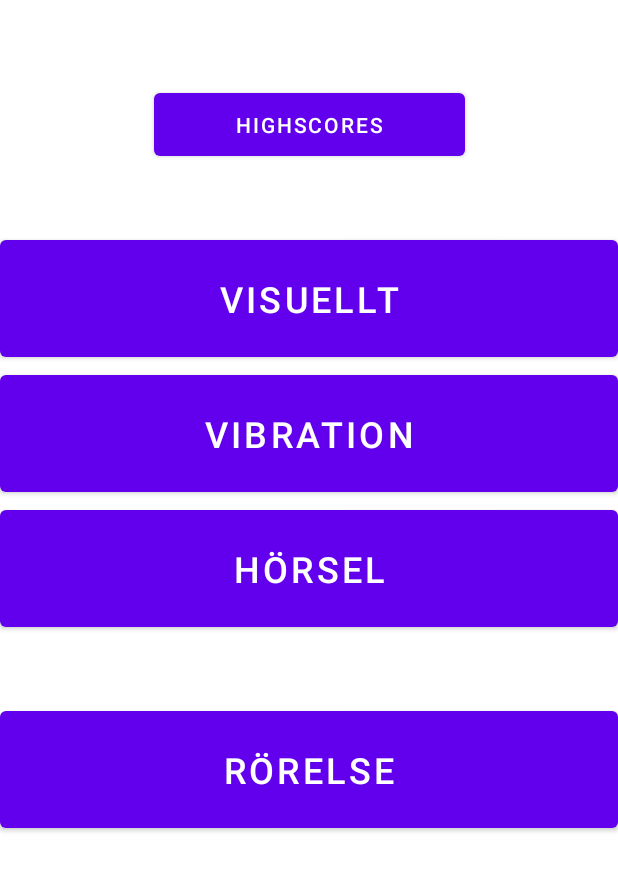
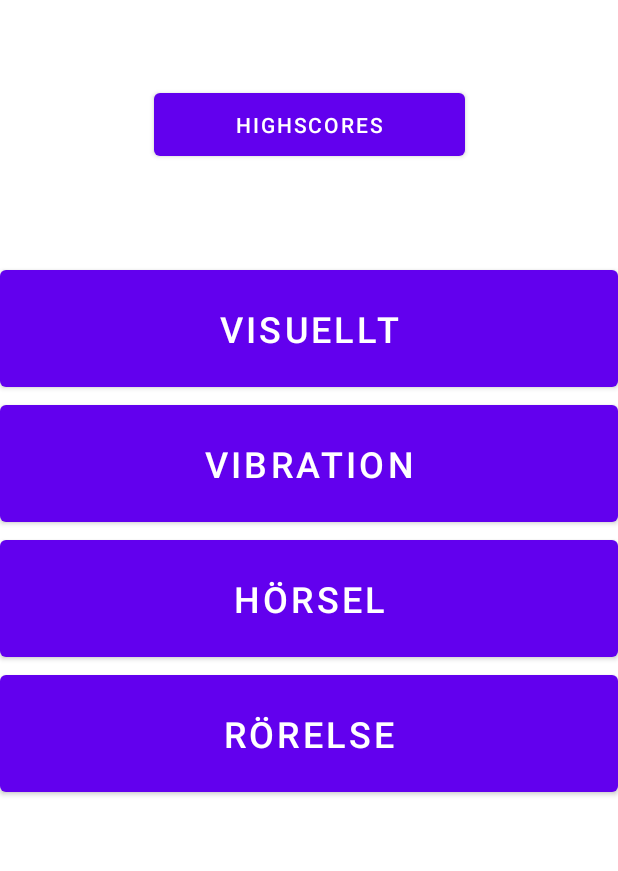
Before and after one commit to TrisseC/MedTechApp, an Android app: the screen it shows after launch (MainActivity), on a phone screen of 412 x 824 dp. Shown: the top 871 px of the screen. Run offline under Robolectric (Android 15) with nearby library versions, the phone set to English and light mode, and no system bars.

Commit message:
Reverted a previous change

```diff
--- a/app/src/main/res/layout/activity_main.xml
+++ b/app/src/main/res/layout/activity_main.xml
@@ -33,7 +33,7 @@
         android:id="@+id/top"
         android:layout_width="match_parent"
         android:layout_height="0dp"
-        android:layout_marginTop="44dp"
+        android:layout_marginTop="64dp"
         android:orientation="vertical"
         app:layout_constraintEnd_toEndOf="parent"
         app:layout_constraintHorizontal_bias="0.5"
@@ -74,7 +74,6 @@
         android:id="@+id/button4"
         android:layout_width="match_parent"
         android:layout_height="90dp"
-        android:layout_marginTop="44dp"
         android:onClick="openMovement"
         android:text="@string/movement_text"
         android:textSize="24sp"
```
